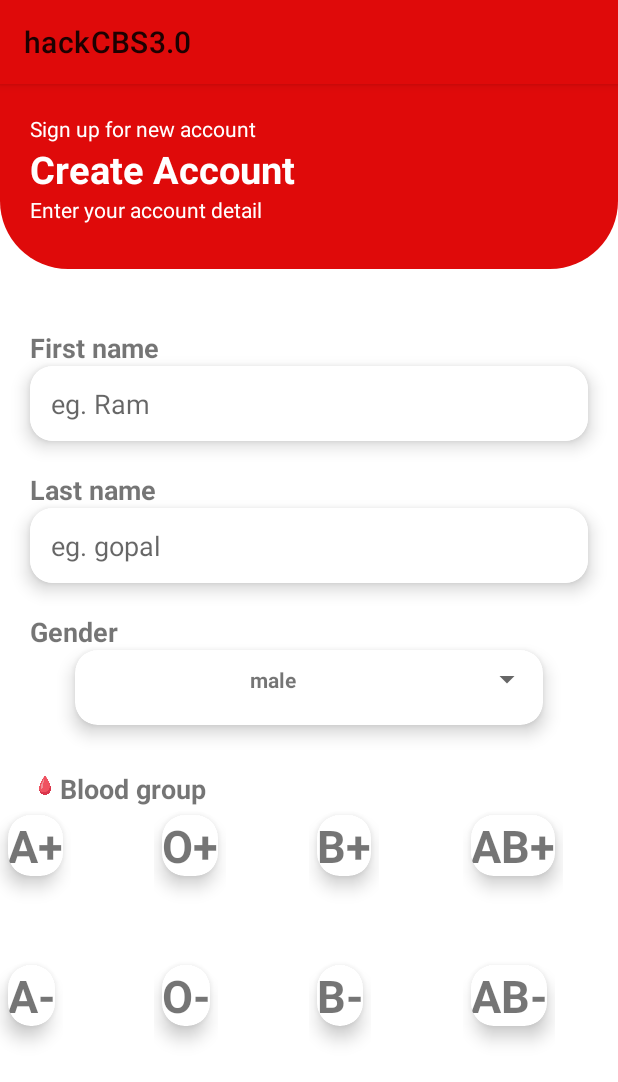
After one commit to mabhinav004/hackCBS3.0, an Android app: the register screen opened directly, with no data from a screen before it, on a phone screen of 412 x 824 dp. The commit adds this screen. Shown: the top 1082 px of the screen. Run offline under Robolectric (Android 15) with nearby library versions, the phone set to English and light mode, and no system bars.

Commit message:
register

```diff
--- a/app/src/main/java/com/example/hackcbs30/StartActivity.java
+++ b/app/src/main/java/com/example/hackcbs30/StartActivity.java
@@ -10,6 +10,7 @@ import android.content.Intent;
 import android.os.Bundle;
 import android.view.MenuItem;
 import android.view.View;
+import android.widget.Button;
 import android.widget.Toast;
 
 import com.google.android.material.appbar.MaterialToolbar;
@@ -21,12 +22,22 @@ public class StartActivity extends AppCompatActivity {
     private DrawerLayout drawer;
     private NavigationView navigationView;
     private MaterialToolbar toolbar;
+    Button reg;
 
     @Override
     protected void onCreate(Bundle savedInstanceState) {
         super.onCreate(savedInstanceState);
         setContentView(R.layout.activity_start);
         initViews();
+
+        reg=findViewById(R.id.register);
+
+        reg.setOnClickListener(new View.OnClickListener() {
+            @Override
+            public void onClick(View view) {
+                startActivity(new Intent(getApplicationContext(), register.class));
+            }
+        });
 
         setSupportActionBar(toolbar);
         ActionBarDrawerToggle toggle=new ActionBarDrawerToggle(this,drawer,toolbar,
--- /dev/null
+++ b/app/src/main/java/com/example/hackcbs30/bloodgroupAdapter.java
@@ -0,0 +1,50 @@
+package com.example.hackcbs30;
+
+import android.media.tv.TvContract;
+import android.view.LayoutInflater;
+import android.view.View;
+import android.view.ViewGroup;
+import android.widget.TextView;
+
+import androidx.annotation.NonNull;
+import androidx.recyclerview.widget.RecyclerView;
+
+public class bloodgroupAdapter extends RecyclerView.Adapter<bloodgroupAdapter.MyViewHolder>{
+
+    private String[] data;
+    public bloodgroupAdapter(String[] data) {
+        this.data=data;
+    }
+
+    @NonNull
+    @Override
+    public bloodgroupAdapter.MyViewHolder onCreateViewHolder(@NonNull ViewGroup parent, int viewType) {
+        LayoutInflater layoutInflater =LayoutInflater.from(parent.getContext());
+        View view=layoutInflater.inflate(R.layout.blood_group,parent,false);
+
+        return new bloodgroupAdapter.MyViewHolder(view);
+    }
+
+    @Override
+    public void onBindViewHolder(@NonNull bloodgroupAdapter.MyViewHolder holder, int position) {
+        String type=data[position];
+        holder.textView.setText(type);
+
+
+    }
+
+    @Override
+    public int getItemCount() {
+        return data.length;
+    }
+
+    public class MyViewHolder extends RecyclerView.ViewHolder {
+
+        TextView textView;
+
+        public MyViewHolder(@NonNull View itemView) {
+            super(itemView);
+            textView =itemView.findViewById(R.id.blood_type);
+        }
+    }
+}
--- /dev/null
+++ b/app/src/main/java/com/example/hackcbs30/register.java
@@ -0,0 +1,48 @@
+package com.example.hackcbs30;
+
+import androidx.appcompat.app.AppCompatActivity;
+import androidx.recyclerview.widget.GridLayoutManager;
+import androidx.recyclerview.widget.RecyclerView;
+
+import android.os.Bundle;
+import android.view.View;
+import android.widget.AdapterView;
+import android.widget.ArrayAdapter;
+import android.widget.Spinner;
+
+import java.util.ArrayList;
+import java.util.Arrays;
+
+
+public class register extends AppCompatActivity {
+
+    String[] genders = {"male", "female", "N/a"};
+    String[] grp={"A+","O+","B+","AB+","A-","O-","B-","AB-"};
+    private Spinner gender;
+
+    RecyclerView recyclerView;
+    RecyclerView.LayoutManager layoutManager;
+    bloodgroupAdapter adapter;
+
+    @Override
+    protected void onCreate(Bundle savedInstanceState) {
+        super.onCreate(savedInstanceState);
+        setContentView(R.layout.activity_register);
+
+        gender = findViewById(R.id.gender_spinner);
+
+
+        recyclerView= findViewById(R.id.recycler_wall);
+        layoutManager = new GridLayoutManager(this, 4);
+        recyclerView.setLayoutManager(layoutManager);
+        adapter=new bloodgroupAdapter(grp);
+        recyclerView.setAdapter(adapter);
+
+
+
+        ArrayList<String> arrayList1 = new ArrayList<>(Arrays.asList(genders));
+        ArrayAdapter<String> arrayAdapter1 = new ArrayAdapter<>(this, R.layout.gender_dummy, arrayList1);
+        gender.setAdapter(arrayAdapter1);
+
+    }
+}
--- /dev/null
+++ b/app/src/main/res/drawable/edittext.xml
@@ -0,0 +1,8 @@
+<?xml version="1.0" encoding="utf-8"?>
+<shape  android:shape="rectangle" xmlns:android="http://schemas.android.com/apk/res/android">
+
+    <corners android:radius="14dp"/>
+    <solid android:color="#ffff"/>
+    <size android:height="50dp"/>
+
+</shape>
--- /dev/null
+++ b/app/src/main/res/drawable/semround.xml
@@ -0,0 +1,13 @@
+<?xml version="1.0" encoding="utf-8"?>
+<!--  res/drawable/rounded_edittext.xml -->
+<shape xmlns:android="http://schemas.android.com/apk/res/android"
+    android:shape="rectangle" android:padding="10dp">
+    <solid android:color="@color/colorPrimary"/>
+    <!--    <stroke android:width="1dip" android:color="#000000"/>-->
+
+    <corners
+        android:bottomRightRadius="45dp"
+        android:bottomLeftRadius="45dp"
+
+        />
+</shape>
--- /dev/null
+++ b/app/src/main/res/layout/activity_register.xml
@@ -0,0 +1,170 @@
+<?xml version="1.0" encoding="utf-8"?>
+<RelativeLayout xmlns:android="http://schemas.android.com/apk/res/android"
+    xmlns:app="http://schemas.android.com/apk/res-auto"
+    xmlns:tools="http://schemas.android.com/tools"
+    android:layout_width="match_parent"
+    android:layout_height="match_parent"
+    android:orientation="vertical"
+    tools:context=".register">
+
+    <ScrollView
+        android:layout_width="match_parent"
+        android:layout_height="wrap_content">
+
+
+        <LinearLayout
+            android:layout_width="match_parent"
+            android:layout_height="wrap_content"
+            android:layout_marginBottom="10dp"
+            android:orientation="vertical">
+
+            <LinearLayout
+                android:layout_width="match_parent"
+                android:layout_height="wrap_content"
+                android:background="@drawable/semround"
+                android:orientation="vertical">
+
+
+                <TextView
+                    android:layout_width="wrap_content"
+                    android:layout_height="wrap_content"
+                    android:layout_marginLeft="20dp"
+                    android:layout_marginTop="20dp"
+                    android:text="Sign up for new account"
+                    android:textColor="#ffff" />
+
+                <TextView
+                    android:layout_width="wrap_content"
+                    android:layout_height="wrap_content"
+                    android:layout_marginLeft="20dp"
+                    android:text="Create Account"
+                    android:textColor="#ffff"
+                    android:textSize="25sp"
+                    android:textStyle="bold" />
+
+                <TextView
+                    android:layout_width="wrap_content"
+                    android:layout_height="wrap_content"
+                    android:layout_marginLeft="20dp"
+                    android:layout_marginBottom="30dp"
+                    android:text="Enter your account detail"
+                    android:textColor="#ffff" />
+
+
+            </LinearLayout>
+
+
+            <TextView
+                android:layout_width="match_parent"
+                android:layout_height="wrap_content"
+                android:layout_marginLeft="20dp"
+                android:layout_marginTop="40dp"
+                android:layout_marginRight="20dp"
+                android:text="First name"
+                android:textSize="18dp"
+                android:textStyle="bold" />
+
+            <androidx.cardview.widget.CardView
+                android:layout_width="match_parent"
+                android:layout_height="wrap_content"
+                android:layout_marginLeft="20dp"
+                android:layout_marginRight="20dp"
+                android:elevation="@dimen/cardview_compat_inset_shadow"
+                app:cardCornerRadius="15dp"
+                app:cardElevation="7dp">
+
+                <EditText
+                    android:layout_width="match_parent"
+                    android:layout_height="wrap_content"
+                    android:background="@drawable/edittext"
+                    android:hint="   eg. Ram" />
+
+            </androidx.cardview.widget.CardView>
+
+
+            <TextView
+                android:layout_width="match_parent"
+                android:layout_height="wrap_content"
+                android:layout_marginLeft="20dp"
+                android:layout_marginTop="20dp"
+                android:layout_marginRight="20dp"
+                android:text="Last name"
+                android:textSize="18dp"
+                android:textStyle="bold" />
+
+            <androidx.cardview.widget.CardView
+                android:layout_width="match_parent"
+                android:layout_height="wrap_content"
+                android:layout_marginLeft="20dp"
+                android:layout_marginRight="20dp"
+                android:elevation="@dimen/cardview_compat_inset_shadow"
+                app:cardCornerRadius="15dp"
+                app:cardElevation="7dp">
+
+                <EditText
+                    android:layout_width="match_parent"
+                    android:layout_height="wrap_content"
+                    android:background="@drawable/edittext"
+                    android:hint="   eg. gopal" />
+
+            </androidx.cardview.widget.CardView>
+
+
+            <TextView
+                android:layout_width="wrap_content"
+                android:layout_height="wrap_content"
+                android:layout_marginLeft="20dp"
+                android:layout_marginTop="20dp"
+                android:text="Gender"
+                android:textSize="18dp"
+                android:textStyle="bold" />
+
+
+            <androidx.cardview.widget.CardView
+                android:layout_width="match_parent"
+                android:layout_height="50dp"
+                android:layout_marginLeft="50dp"
+                android:layout_marginRight="50dp"
+                android:layout_marginBottom="10dp"
+                android:elevation="@dimen/cardview_compat_inset_shadow"
+                app:cardCornerRadius="15dp"
+                app:cardElevation="7dp">
+
+                <Spinner
+                    android:id="@+id/gender_spinner"
+                    android:layout_width="match_parent"
+                    android:layout_height="wrap_content" />
+
+            </androidx.cardview.widget.CardView>
+
+            <LinearLayout
+                android:layout_width="wrap_content"
+                android:layout_height="wrap_content"
+                android:layout_marginLeft="20dp"
+                android:layout_marginTop="20dp"
+                android:orientation="horizontal">
+
+                <ImageView
+                    android:layout_width="20dp"
+                    android:layout_height="20dp"
+                    android:src="@drawable/blooddonation" />
+
+                <TextView
+                    android:layout_width="wrap_content"
+                    android:layout_height="wrap_content"
+
+                    android:text="Blood group"
+                    android:textSize="18dp"
+                    android:textStyle="bold" />
+
+
+            </LinearLayout>
+
+            <androidx.recyclerview.widget.RecyclerView
+                android:id="@+id/recycler_wall"
+                android:layout_width="match_parent"
+                android:layout_height="match_parent"
+                android:background="#FFFFFF" />
+        </LinearLayout>
+    </ScrollView>
+</RelativeLayout>
--- a/app/src/main/res/layout/activity_start.xml
+++ b/app/src/main/res/layout/activity_start.xml
@@ -26,9 +26,22 @@
             android:layout_height="match_parent"
             android:layout_below="@+id/toolbar"
             android:id="@+id/container"
-            />
+            >
+
+
+            <Button
+                android:layout_width="wrap_content"
+                android:layout_height="wrap_content"
+                android:id="@+id/register"
+                android:text="reg open"/>
+        </FrameLayout>
+
+
 
     </RelativeLayout>
+
+
+
 
     <com.google.android.material.navigation.NavigationView
         android:layout_width="wrap_content"
--- /dev/null
+++ b/app/src/main/res/layout/blood_group.xml
@@ -0,0 +1,28 @@
+<?xml version="1.0" encoding="utf-8"?>
+<FrameLayout xmlns:android="http://schemas.android.com/apk/res/android"
+    xmlns:app="http://schemas.android.com/apk/res-auto"
+    xmlns:tools="http://schemas.android.com/tools"
+    android:layout_width="wrap_content"
+    android:layout_height="100dp">
+
+    <androidx.cardview.widget.CardView
+        android:layout_width="wrap_content"
+        android:layout_height="wrap_content"
+       android:layout_margin="5dp"
+        android:elevation="@dimen/cardview_compat_inset_shadow"
+
+        app:cardCornerRadius="15dp"
+        app:cardElevation="7dp">
+    <TextView
+        android:id="@+id/blood_type"
+        android:layout_width="wrap_content"
+        android:layout_height="wrap_content"
+        android:layout_gravity="center"
+        android:textSize="30sp"
+        android:textStyle="bold"
+        android:text="A+"/>
+
+    </androidx.cardview.widget.CardView>
+
+
+</FrameLayout>
--- /dev/null
+++ b/app/src/main/res/layout/gender_dummy.xml
@@ -0,0 +1,10 @@
+<?xml version="1.0" encoding="utf-8"?>
+<TextView
+    xmlns:android="http://schemas.android.com/apk/res/android"
+    android:layout_width="match_parent"
+    android:padding="10dp"
+    android:textStyle="bold"
+    android:gravity="center"
+    android:layout_height="match_parent">
+
+</TextView>
```
Also changed, not shown: app/src/main/AndroidManifest.xml (+4 -4 lines), app/src/main/res/drawable/blooddonation.png (added).
